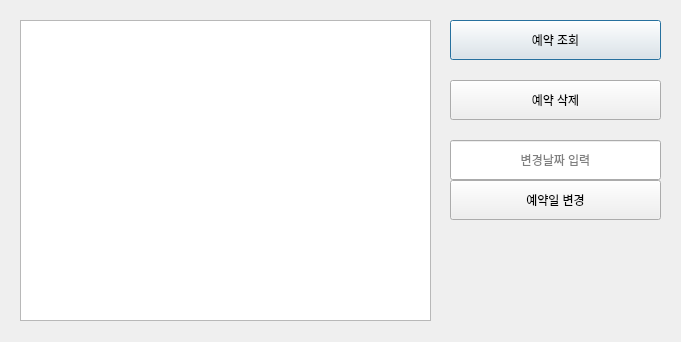
Above: reservation.ui from DaLv-code/summer before the change. Below: the same form after it.
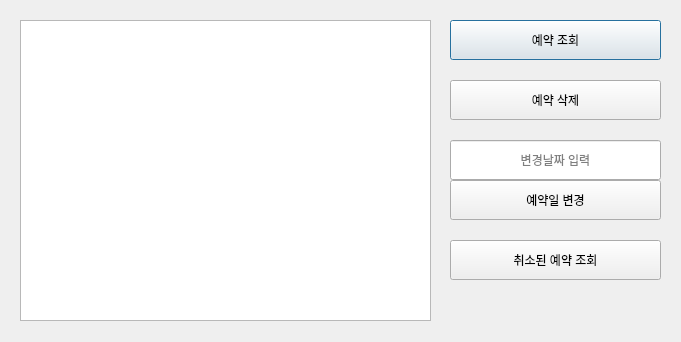
That is the form after the change.

Patch:
```diff
--- a/reservation.ui
+++ b/reservation.ui
@@ -78,6 +78,19 @@
     <string>변경날짜 입력</string>
    </property>
   </widget>
+  <widget class="QPushButton" name="pushButton_4">
+   <property name="geometry">
+    <rect>
+     <x>450</x>
+     <y>240</y>
+     <width>211</width>
+     <height>40</height>
+    </rect>
+   </property>
+   <property name="text">
+    <string>취소된 예약 조회</string>
+   </property>
+  </widget>
   <zorder>lineEdit</zorder>
   <zorder>listWidget</zorder>
   <zorder>pushButton</zorder>
```
Left out of the diff: 3 changed lines with no effect on the pictures.
